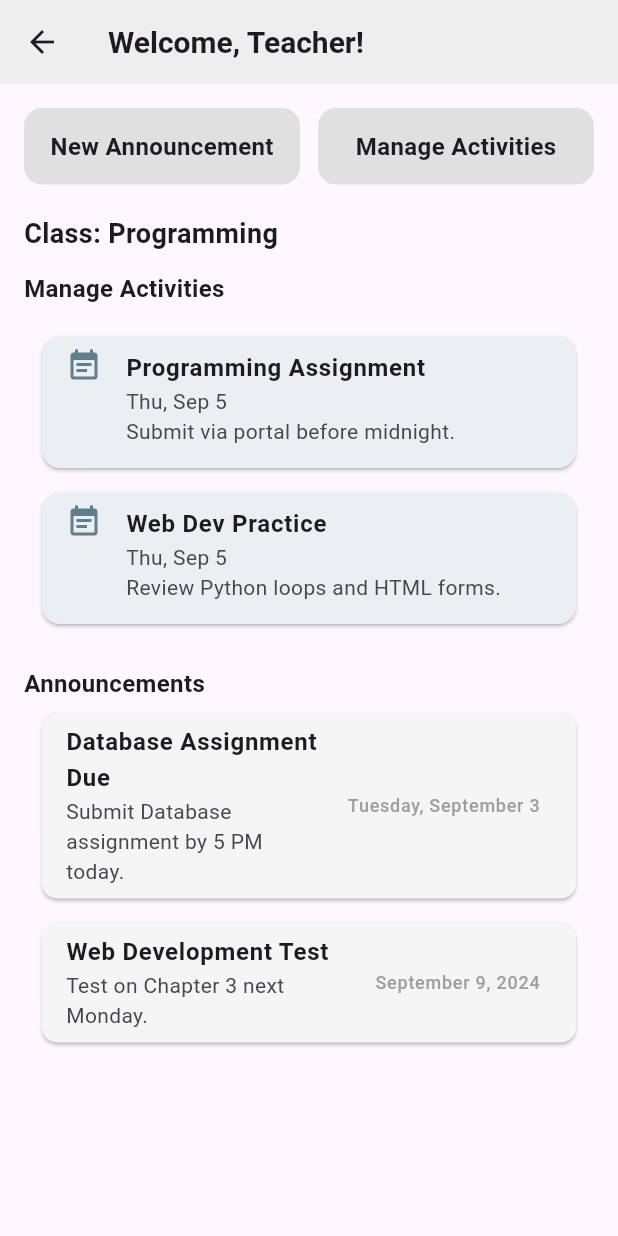
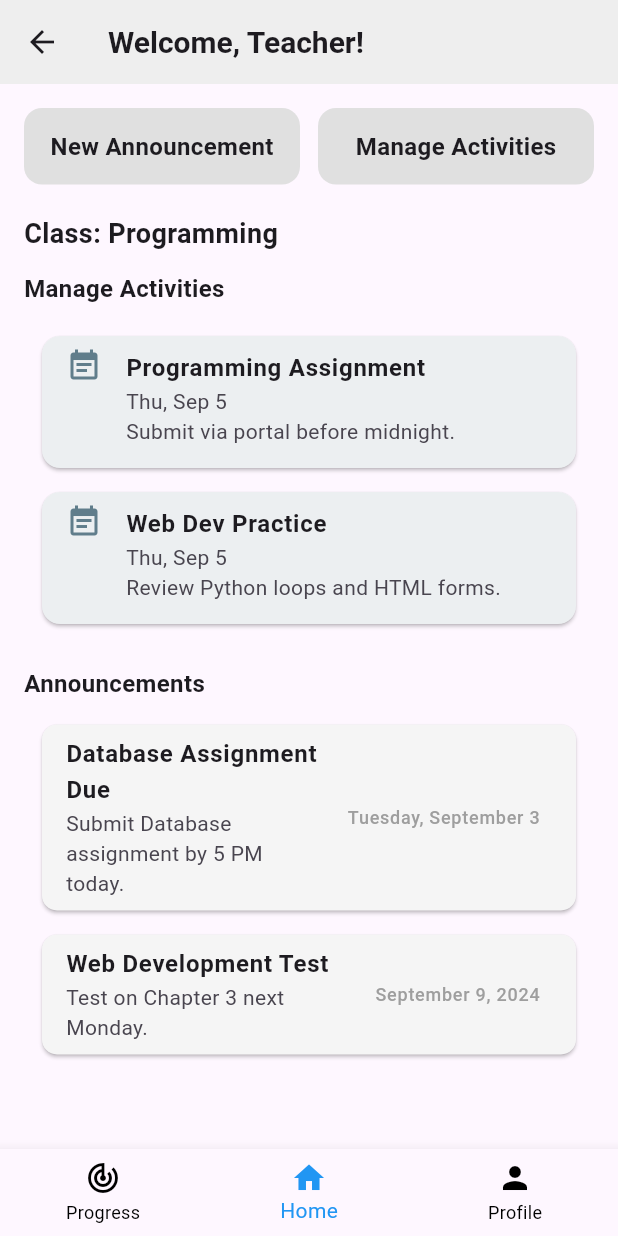
Before and after one commit to AzfarSharifuddin/CScore, a Flutter app: the TeacherDashboard screen opened directly, on a phone screen of 412 x 824 dp. Run offline on Flutter 3.47's test engine with Material 3 defaults, Android fonts, the phone set to English and light mode, and no system bars; our stand-ins replace chewie, cloud_firestore, dio, firebase_auth, firebase_core, open_filex and 1 more; missing offline and left inert: pdfx; accounts and stored records are empty; network calls fail; statements that could not run were skipped.

Commit message:
UPDATE107

```diff
--- a/cscore/lib/DashboardModule/Screens/teacher_dashboard.dart
+++ b/cscore/lib/DashboardModule/Screens/teacher_dashboard.dart
@@ -3,7 +3,9 @@ import '../Services/Firestore_services.dart';
 import '../Widgets/Announcement_card.dart';
 import '../Widgets/Activity_card.dart';
 import '../Screens/create_announcement.dart';
-import '../Screens/manage_activities.dart'; // ✅ Added this import
+import '../Screens/manage_activities.dart';
+import 'package:cscore/ProgressTrackerModule/Screens/view_progress.dart';
+import 'package:cscore/AccountModule/user_profile.dart';
 
 class TeacherDashboard extends StatelessWidget {
   const TeacherDashboard({super.key});
@@ -21,13 +23,15 @@ class TeacherDashboard extends StatelessWidget {
         backgroundColor: Colors.grey[200],
         elevation: 0,
       ),
+
+      // MAIN PAGE CONTENT
       body: SingleChildScrollView(
         padding: const EdgeInsets.all(16),
         child: Column(
           crossAxisAlignment: CrossAxisAlignment.start,
           children: [
 
-            /// --- CUSTOM BUTTON CARDS ---
+            // BUTTONS TOP
             Row(
               children: [
                 Expanded(
@@ -49,10 +53,7 @@ class TeacherDashboard extends StatelessWidget {
                       alignment: Alignment.center,
                       child: const Text(
                         "New Announcement",
-                        style: TextStyle(
-                          fontSize: 16,
-                          fontWeight: FontWeight.w600,
-                        ),
+                        style: TextStyle(fontSize: 16, fontWeight: FontWeight.w600),
                       ),
                     ),
                   ),
@@ -77,10 +78,7 @@ class TeacherDashboard extends StatelessWidget {
                       alignment: Alignment.center,
                       child: const Text(
                         "Manage Activities",
-                        style: TextStyle(
-                          fontSize: 16,
-                          fontWeight: FontWeight.w600,
-                        ),
+                        style: TextStyle(fontSize: 16, fontWeight: FontWeight.w600),
                       ),
                     ),
                   ),
@@ -89,29 +87,59 @@ class TeacherDashboard extends StatelessWidget {
             ),
             const SizedBox(height: 20),
 
-            const Text(
-              'Class: Programming',
-              style: TextStyle(fontSize: 18, fontWeight: FontWeight.bold),
-            ),
+            const Text('Class: Programming',
+                style: TextStyle(fontSize: 18, fontWeight: FontWeight.bold)),
             const SizedBox(height: 12),
-            const Text(
-              'Manage Activities',
-              style: TextStyle(fontSize: 16, fontWeight: FontWeight.w600),
-            ),
+            const Text('Manage Activities',
+                style: TextStyle(fontSize: 16, fontWeight: FontWeight.w600)),
             const SizedBox(height: 12),
 
-            // Activities list
+            // ACTIVITIES LIST
             ...data.getActivities().map((a) => ActivityCard(activity: a)),
 
             const SizedBox(height: 20),
-            const Text(
-              'Announcements',
-              style: TextStyle(fontSize: 16, fontWeight: FontWeight.w600),
-            ),
+            const Text('Announcements',
+                style: TextStyle(fontSize: 16, fontWeight: FontWeight.w600)),
+            const SizedBox(height: 8),
             ...data.getAnnouncements().map((a) => AnnouncementCard(announcement: a)),
           ],
         ),
       ),
+
+      // ✅ NEW BOTTOM NAVIGATION BAR ADDED
+      bottomNavigationBar: BottomNavigationBar(
+        type: BottomNavigationBarType.fixed,
+        currentIndex: 1,
+        selectedItemColor: Colors.blue,
+        unselectedItemColor: Colors.black,
+        onTap: (index) {
+          if (index == 0) {
+            Navigator.push(
+              context,
+              MaterialPageRoute(builder: (context) => ViewProgressScreen()),
+            );
+          } else if (index == 2) {
+            Navigator.push(
+              context,
+              MaterialPageRoute(builder: (context) => const UserProfile()),
+            );
+          }
+        },
+        items: const [
+          BottomNavigationBarItem(
+            icon: Icon(Icons.track_changes),
+            label: 'Progress',
+          ),
+          BottomNavigationBarItem(
+            icon: Icon(Icons.home),
+            label: 'Home',
+          ),
+          BottomNavigationBarItem(
+            icon: Icon(Icons.person),
+            label: 'Profile',
+          ),
+        ],
+      ),
     );
   }
 }
```
